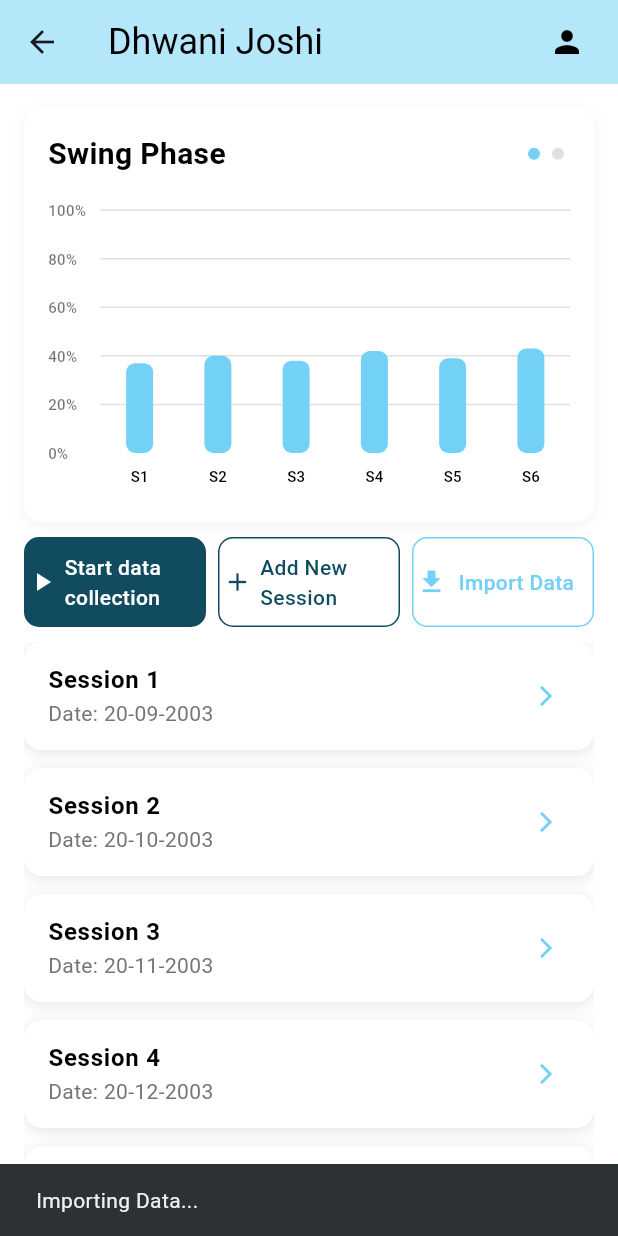
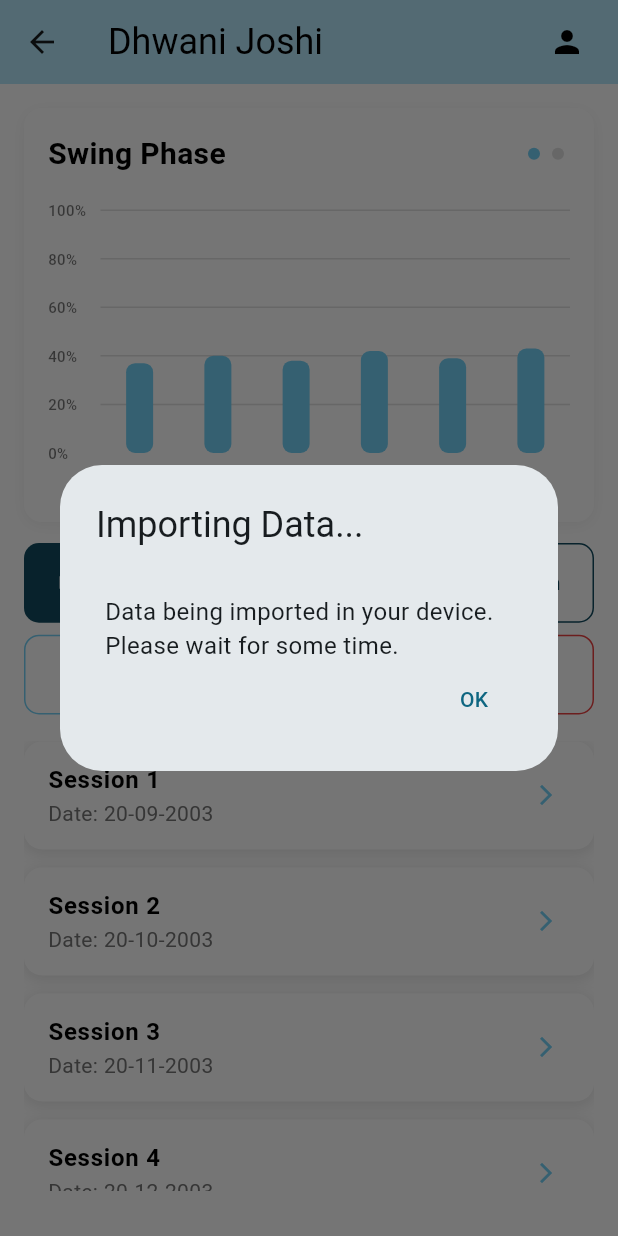
Before and after one commit to Mausamk123/GaitTracker, a Flutter app: the SessionDetailsScreen screen opened directly, after a tap on "Import Data", on a phone screen of 412 x 824 dp. Run offline on Flutter 3.47's test engine with Material 3 defaults, Android fonts, the light colour scheme and no system bars; drawn by our look-alikes of fl_chart; our stand-ins replace file_picker, google_fonts, sqflite; accounts and stored records are empty.

Commit message:
Add exit session

```diff
--- a/lib/session_dets.dart
+++ b/lib/session_dets.dart
@@ -4,6 +4,28 @@
 import 'package:fl_chart/fl_chart.dart';
 import 'dart:io';
 import 'package:google_fonts/google_fonts.dart';
+
+enum SubjectType { patient, healthy }
+
+class SessionData {
+  final int sessionNumber;
+  final String date;
+  final double speed;
+  final int steps;
+  final int timeTaken; // in minutes
+  final String fileName;
+  final SubjectType subjectType;
+
+  SessionData({
+    required this.sessionNumber,
+    required this.date,
+    required this.speed,
+    required this.steps,
+    required this.timeTaken,
+    required this.fileName,
+    required this.subjectType,
+  });
+}
 
 class SessionDetailsScreen extends StatefulWidget {
   const SessionDetailsScreen({super.key});
@@ -23,6 +45,7 @@
       steps: 100,
       timeTaken: 30,
       fileName: 'Session1_20-09-2003.txt',
+      subjectType: SubjectType.patient,
     ),
     SessionData(
       sessionNumber: 2,
@@ -31,6 +54,7 @@
       steps: 150,
       timeTaken: 35,
       fileName: 'Session2_20-10-2003.txt',
+      subjectType: SubjectType.patient,
     ),
     SessionData(
       sessionNumber: 3,
@@ -39,6 +63,7 @@
       steps: 130,
       timeTaken: 32,
       fileName: 'Session3_20-11-2003.txt',
+      subjectType: SubjectType.patient,
     ),
     SessionData(
       sessionNumber: 4,
@@ -47,6 +72,7 @@
       steps: 180,
       timeTaken: 40,
       fileName: 'Session4_20-12-2003.txt',
+      subjectType: SubjectType.healthy,
     ),
     SessionData(
       sessionNumber: 5,
@@ -55,6 +81,7 @@
       steps: 160,
       timeTaken: 38,
       fileName: 'Session5_21-01-2004.txt',
+      subjectType: SubjectType.healthy,
     ),
     SessionData(
       sessionNumber: 6,
@@ -63,6 +90,7 @@
       steps: 200,
       timeTaken: 45,
       fileName: 'Session6_21-02-2004.txt',
+      subjectType: SubjectType.healthy,
     ),
   ];
 
@@ -120,16 +148,34 @@
           child: Column(
             children: [
               SwipeableCharts(sessions: _sessions),
-              // Action Buttons
-              const SizedBox(height: 10),
-              Row(
+              const SizedBox(height: 14),
+              GridView.count(
+                crossAxisCount: 2,
+                shrinkWrap: true,
+                physics: NeverScrollableScrollPhysics(),
+                crossAxisSpacing: 8,
+                mainAxisSpacing: 8,
+                childAspectRatio: 3.5,
                 children: [
-                  Expanded(
-                    child: InkWell(
+                  // Start Data Collection
+                  InkWell(
                     onTap: () {
-                        ScaffoldMessenger.of(context).showSnackBar(
-                          const SnackBar(
-                            content: Text('Starting data collection...'),
+                      showDialog(
+                        context: context,
+                        builder: (context) => AlertDialog(
+                          title: Text('Starting data collection...'),
+                          contentPadding: EdgeInsets.fromLTRB(30, 30, 30, 0),
+                          alignment: Alignment.center,
+                          content: Text(
+                            'Starting Data Collection in the device.',
+                            style: TextStyle(fontSize: 16),
+                          ),
+                          actions: [
+                            TextButton(
+                              onPressed: () => Navigator.pop(context),
+                              child: Text('OK'),
+                            ),
+                          ],
                         ),
                       );
                     },
@@ -138,17 +184,18 @@
                         color: const Color.fromRGBO(17, 75, 95, 1),
                         borderRadius: BorderRadius.circular(10),
                       ),
-                        height: 60,
+                      height: 48,
                       padding: const EdgeInsets.symmetric(horizontal: 2),
                       child: Row(
+                        mainAxisAlignment: MainAxisAlignment.center,
                         crossAxisAlignment: CrossAxisAlignment.center,
                         children: [
                           const Icon(
                             Icons.play_arrow,
                             color: Colors.white,
-                              size: 20,
+                            size: 14,
                           ),
-                            const SizedBox(width: 5),
+                          const SizedBox(width: 2),
                           const Flexible(
                             child: Text(
                               'Start data collection',
@@ -165,13 +212,26 @@
                       ),
                     ),
                   ),
+                  // Add New Session
+                  InkWell(
+                    onTap: () {
+                      showDialog(
+                        context: context,
+                        builder: (context) => AlertDialog(
+                          title: Text('Adding New Session...'),
+                          contentPadding: EdgeInsets.fromLTRB(30, 30, 30, 0),
+                          alignment: Alignment.center,
+                          content: Text(
+                            'Adding new session in the device.',
+                            style: TextStyle(fontSize: 16),
                           ),
-                  const SizedBox(width: 8),
-                  Expanded(
-                    child: InkWell(
-                      onTap: () {
-                        ScaffoldMessenger.of(context).showSnackBar(
-                          const SnackBar(content: Text('Add New Session...')),
+                          actions: [
+                            TextButton(
+                              onPressed: () => Navigator.pop(context),
+                              child: Text('OK'),
+                            ),
+                          ],
+                        ),
                       );
                     },
                     child: Container(
@@ -182,9 +242,10 @@
                           color: const Color.fromRGBO(17, 75, 95, 1),
                         ),
                       ),
-                        height: 60,
+                      height: 48,
                       padding: const EdgeInsets.symmetric(horizontal: 2),
                       child: Row(
+                        mainAxisAlignment: MainAxisAlignment.center,
                         crossAxisAlignment: CrossAxisAlignment.center,
                         children: [
                           const Icon(
@@ -192,7 +253,7 @@
                             color: Color.fromRGBO(17, 75, 95, 1),
                             size: 20,
                           ),
-                            const SizedBox(width: 5),
+                          const SizedBox(width: 8),
                           const Flexible(
                             child: Text(
                               'Add New Session',
@@ -209,13 +270,26 @@
                       ),
                     ),
                   ),
+                  // Import Data
+                  InkWell(
+                    onTap: () {
+                      showDialog(
+                        context: context,
+                        builder: (context) => AlertDialog(
+                          title: Text('Importing Data...'),
+                          contentPadding: EdgeInsets.fromLTRB(30, 30, 30, 0),
+                          alignment: Alignment.center,
+                          content: Text(
+                            'Data being imported in your device. Please wait for some time.',
+                            style: TextStyle(fontSize: 16),
                           ),
-                  const SizedBox(width: 8),
-                  Expanded(
-                    child: InkWell(
-                      onTap: () {
-                        ScaffoldMessenger.of(context).showSnackBar(
-                          const SnackBar(content: Text('Importing Data...')),
+                          actions: [
+                            TextButton(
+                              onPressed: () => Navigator.pop(context),
+                              child: Text('OK'),
+                            ),
+                          ],
+                        ),
                       );
                     },
                     child: Container(
@@ -224,9 +298,10 @@
                         borderRadius: BorderRadius.circular(10),
                         border: Border.all(color: const Color(0xFF73D1F6)),
                       ),
-                        height: 60,
+                      height: 48,
                       padding: const EdgeInsets.symmetric(horizontal: 2),
                       child: Row(
+                        mainAxisAlignment: MainAxisAlignment.center,
                         crossAxisAlignment: CrossAxisAlignment.center,
                         children: [
                           const Icon(
@@ -251,11 +326,67 @@
                       ),
                     ),
                   ),
+                  // End This Session
+                  InkWell(
+                    onTap: () {
+                      showDialog(
+                        context: context,
+                        builder: (context) => AlertDialog(
+                          title: Text('Session Ended'),
+                          contentPadding: EdgeInsets.fromLTRB(30, 30, 30, 0),
+                          alignment: Alignment.center,
+                          content: Text(
+                            'The session has been ended.',
+                            style: TextStyle(fontSize: 16),
+                          ),
+                          actions: [
+                            TextButton(
+                              onPressed: () => Navigator.pop(context),
+                              child: Text('OK'),
                             ),
                           ],
                         ),
-              // Session List Section
-              const SizedBox(height: 10),
+                      );
+                    },
+                    child: Container(
+                      decoration: BoxDecoration(
+                        color: Color.fromARGB(255, 255, 255, 255),
+                        borderRadius: BorderRadius.circular(10),
+                        border: Border.all(
+                          color: Color.fromARGB(255, 236, 66, 66),
+                        ),
+                      ),
+                      height: 48,
+                      padding: const EdgeInsets.symmetric(horizontal: 2),
+                      child: Row(
+                        mainAxisAlignment: MainAxisAlignment.center,
+                        crossAxisAlignment: CrossAxisAlignment.center,
+                        children: [
+                          const Icon(
+                            Icons.stop_circle,
+                            color: Color.fromARGB(255, 236, 66, 66),
+                            size: 20,
+                          ),
+                          const SizedBox(width: 8),
+                          const Flexible(
+                            child: Text(
+                              'End This Session',
+                              softWrap: true,
+                              overflow: TextOverflow.visible,
+                              style: TextStyle(
+                                fontSize: 14,
+                                fontWeight: FontWeight.w500,
+                                color: Color.fromARGB(255, 236, 66, 66),
+                              ),
+                            ),
+                          ),
+                        ],
+                      ),
+                    ),
+                  ),
+                ],
+              ),
+              const SizedBox(height: 18),
               Expanded(
                 child: ListView.builder(
                   itemCount: _sessions.length,
@@ -314,30 +445,13 @@
                   },
                 ),
               ),
+              const SizedBox(height: 14),
             ],
           ),
         ),
       ),
     );
   }
-}
-
-class SessionData {
-  final int sessionNumber;
-  final String date;
-  final double speed;
-  final int steps;
-  final int timeTaken; // in minutes
-  final String fileName;
-
-  SessionData({
-    required this.sessionNumber,
-    required this.date,
-    required this.speed,
-    required this.steps,
-    required this.timeTaken,
-    required this.fileName,
-  });
 }
 
 class SwipeableCharts extends StatefulWidget {
```
Also changed, not shown: lib/main.dart (+20 -2 lines). Lines whose indentation alone changed are shown as unchanged.
